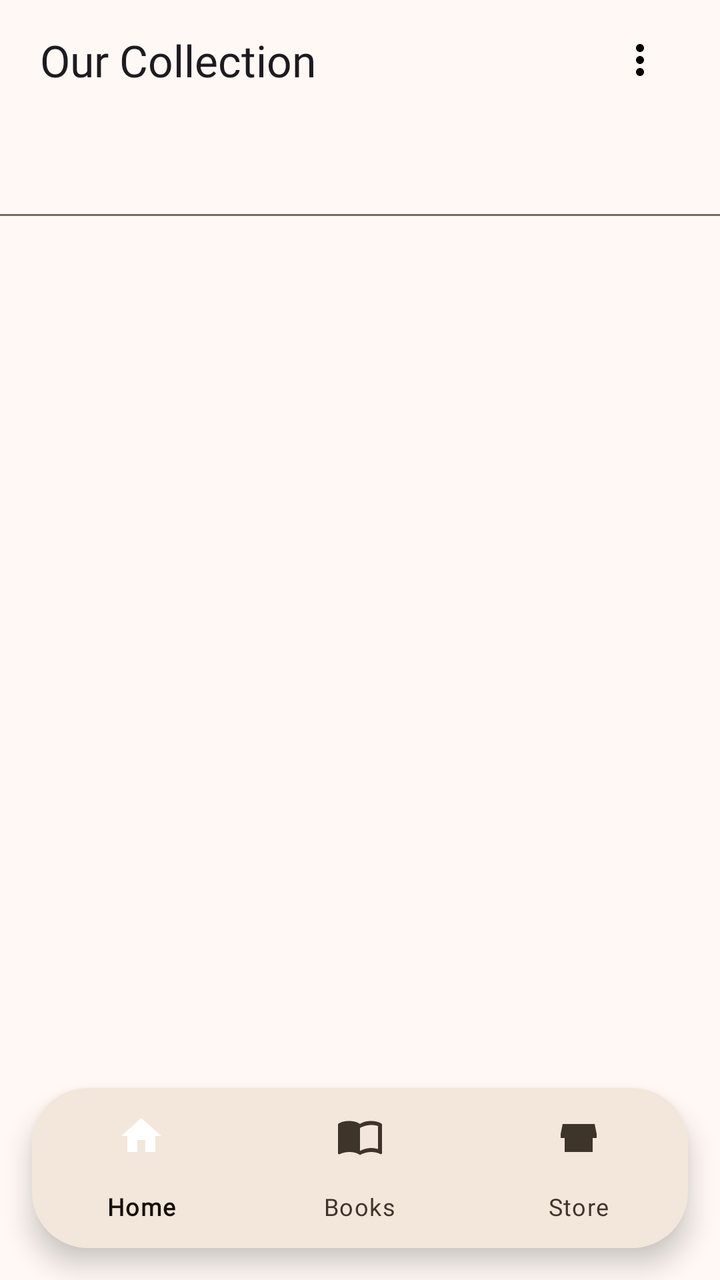
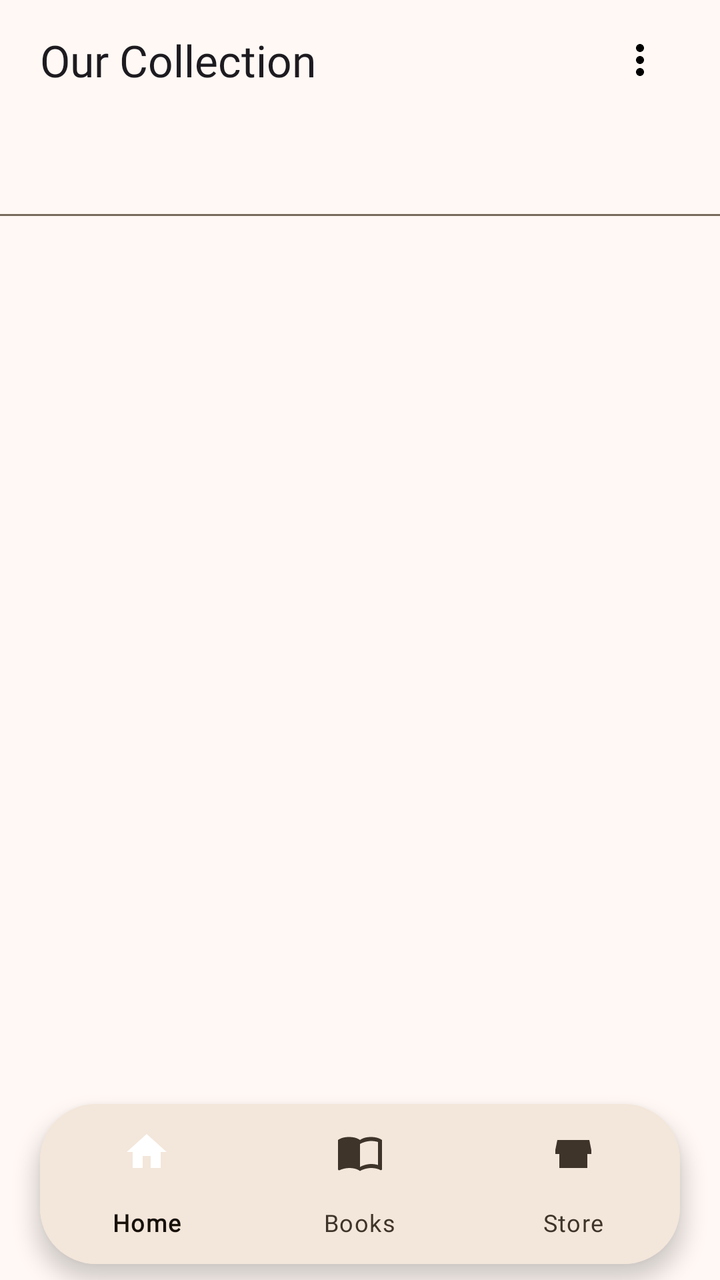

Before-and-after screenshots of an Android layout around one commit, followed by the original layout XML and the change that was made.
<!-- AndroidManifest.xml: application theme Theme.DClassicsBooks -->
<!-- res/layout/activity_books.xml -->
<?xml version="1.0" encoding="utf-8"?>
<androidx.coordinatorlayout.widget.CoordinatorLayout xmlns:android="http://schemas.android.com/apk/res/android"
    xmlns:app="http://schemas.android.com/apk/res-auto"
    android:layout_width="match_parent"
    android:layout_height="match_parent"
    android:fitsSystemWindows="true">

    <com.google.android.material.appbar.AppBarLayout
        android:layout_width="match_parent"
        android:layout_height="wrap_content"
        android:fitsSystemWindows="true"
        app:elevation="0dp">

        <androidx.constraintlayout.widget.ConstraintLayout
            android:layout_width="match_parent"
            android:layout_height="60dp"
            android:paddingHorizontal="@dimen/space250">

            <TextView
                android:layout_width="wrap_content"
                android:layout_height="wrap_content"
                android:text="@string/books_title"
                android:textAppearance="?attr/textAppearanceTitleLarge"
                app:layout_constraintStart_toStartOf="parent"
                app:layout_constraintTop_toTopOf="parent"
                app:layout_constraintBottom_toBottomOf="parent"/>

            <ImageButton
                android:id="@+id/btn_overflow"
                android:layout_width="40dp"
                android:layout_height="40dp"
                android:src="@drawable/ic_more_vert"
                android:background="?attr/selectableItemBackgroundBorderless"
                android:contentDescription="Menu"
                app:layout_constraintEnd_toEndOf="parent"
                app:layout_constraintTop_toTopOf="parent"
                app:layout_constraintBottom_toBottomOf="parent"/>

        </androidx.constraintlayout.widget.ConstraintLayout>

        <com.google.android.material.tabs.TabLayout
            android:id="@+id/tab_layout"
            android:layout_width="match_parent"
            android:layout_height="48dp"
            app:tabMode="fixed"
            app:tabGravity="fill" />

    </com.google.android.material.appbar.AppBarLayout>

    <androidx.viewpager2.widget.ViewPager2
        android:id="@+id/view_pager"
        android:layout_width="match_parent"
        android:layout_height="match_parent"
        app:layout_behavior="@string/appbar_scrolling_view_behavior"/>

    
    <com.google.android.material.card.MaterialCardView
        android:layout_width="match_parent"
        android:layout_height="wrap_content"
        android:layout_gravity="bottom"
        android:layout_marginStart="@dimen/space200"
        android:layout_marginEnd="@dimen/space200"
        android:layout_marginBottom="@dimen/space200"
        app:cardCornerRadius="28dp"
        app:cardElevation="8dp">

        <com.google.android.material.bottomnavigation.BottomNavigationView
            android:id="@+id/bottom_nav"
            android:layout_width="match_parent"
            android:layout_height="wrap_content"
            app:menu="@menu/bottom_navigation"/>

    </com.google.android.material.card.MaterialCardView>

</androidx.coordinatorlayout.widget.CoordinatorLayout>
<!-- resources referenced by this layout -->
<resources>
  <dimen name="space200">16dp</dimen>
  <dimen name="space250">20dp</dimen>
  <string name="books_title">Our Collection</string>
  <style name="Theme.DClassicsBooks" parent="Theme.DClassicsBooks.Base" />
  <color name="primary">#4E3000</color>
  <color name="white">#FFFFFF</color>
  <color name="primary_container">#926421</color>
  <color name="secondary">#45331C</color>
  <color name="secondary_container">#80694E</color>
  <color name="accent">#00385F</color>
  <color name="accent_container">#43709D</color>
  <color name="error">#740006</color>
  <color name="error_container">#CF2C27</color>
  <color name="surface">#FFF8F4</color>
  <color name="surface_container_low">#FFF1E5</color>
  <color name="surface_container">#F3E6DA</color>
  <color name="surface_container_high">#DCCFC4</color>
  <color name="outline">#5C5144</color>
  <color name="outline_variant">#776B5E</color>
  <color name="on_surface">#161009</color>
  <color name="on_surface_variant">#3E3429</color>
  <style name="Typography.DisplayLarge" parent="TextAppearance.Material3.DisplayLarge">
          <item name="fontFamily">@font/aleo_semibold</item>
          <item name="android:fontFamily">@font/aleo_semibold</item>
      </style>
  <style name="Typography.DisplayMedium" parent="TextAppearance.Material3.DisplayMedium">
          <item name="fontFamily">@font/aleo_semibold</item>
          <item name="android:fontFamily">@font/aleo_semibold</item>
      </style>
  <style name="Typography.DisplaySmall" parent="TextAppearance.Material3.DisplaySmall">
          <item name="fontFamily">@font/aleo_semibold</item>
          <item name="android:fontFamily">@font/aleo_semibold</item>
      </style>
  <style name="Typography.HeadlineLarge" parent="TextAppearance.Material3.HeadlineLarge">
          <item name="fontFamily">@font/aleo_semibold</item>
          <item name="android:fontFamily">@font/aleo_semibold</item>
      </style>
  <style name="Typography.HeadlineSmall" parent="TextAppearance.Material3.HeadlineSmall">
          <item name="fontFamily">@font/aleo_semibold</item>
          <item name="android:fontFamily">@font/aleo_semibold</item>
      </style>
  <style name="Typography.TitleLarge" parent="TextAppearance.Material3.TitleLarge">
          <item name="fontFamily">@font/aleo_semibold</item>
          <item name="android:fontFamily">@font/aleo_semibold</item>
      </style>
  <style name="Typography.TitleMedium" parent="TextAppearance.Material3.TitleMedium">
          <item name="fontFamily">@font/aleo_semibold</item>
          <item name="android:fontFamily">@font/aleo_semibold</item>
      </style>
  <style name="Typography.TitleSmall" parent="TextAppearance.Material3.TitleSmall">
          <item name="fontFamily">@font/aleo_semibold</item>
          <item name="android:fontFamily">@font/aleo_semibold</item>
      </style>
  <style name="Typography.LabelLarge" parent="TextAppearance.Material3.LabelLarge">
          <item name="fontFamily">@font/inter_medium</item>
          <item name="android:fontFamily">@font/inter_medium</item>
      </style>
  <style name="Typography.LabelMedium" parent="TextAppearance.Material3.LabelMedium">
          <item name="fontFamily">@font/inter_medium</item>
          <item name="android:fontFamily">@font/inter_medium</item>
      </style>
  <style name="Typography.LabelSmall" parent="TextAppearance.Material3.LabelSmall">
          <item name="fontFamily">@font/inter_medium</item>
          <item name="android:fontFamily">@font/inter_medium</item>
      </style>
  <style name="Widget.DClassicsBooks.CardView" parent="Widget.Material3.CardView.Filled">
          <item name="cardBackgroundColor">?attr/colorSurfaceContainerLow</item>
          <item name="strokeWidth">0dp</item>
      </style>
  <!-- unchanged entries left out for length: 6 -->
</resources>

<!-- the commit's change to res/layout/activity_books.xml (unified diff, before → after) -->
@@ -9,7 +9,7 @@
         android:layout_width="match_parent"
         android:layout_height="wrap_content"
         android:fitsSystemWindows="true"
-        app:elevation="0dp">
+        app:elevation="@dimen/elevation_level0">
 
         <androidx.constraintlayout.widget.ConstraintLayout
             android:layout_width="match_parent"
@@ -58,11 +58,11 @@
         android:layout_width="match_parent"
         android:layout_height="wrap_content"
         android:layout_gravity="bottom"
-        android:layout_marginStart="@dimen/space200"
-        android:layout_marginEnd="@dimen/space200"
-        android:layout_marginBottom="@dimen/space200"
-        app:cardCornerRadius="28dp"
-        app:cardElevation="8dp">
+        android:layout_marginStart="@dimen/space250"
+        android:layout_marginEnd="@dimen/space250"
+        android:layout_marginBottom="@dimen/space100"
+        app:shapeAppearance="@style/ShapeAppearance.Material3.Corner.ExtraLarge"
+        app:cardElevation="@dimen/elevation_level3">
 
         <com.google.android.material.bottomnavigation.BottomNavigationView
             android:id="@+id/bottom_nav"
<!-- resource entries referenced after the edit -->
@@ -1,6 +1,8 @@
 <!-- resources referenced by this layout -->
 <resources>
-  <dimen name="space200">16dp</dimen>
+  <dimen name="elevation_level0">0dp</dimen>
+  <dimen name="elevation_level3">6dp</dimen>
+  <dimen name="space100">8dp</dimen>
   <dimen name="space250">20dp</dimen>
   <string name="books_title">Our Collection</string>
   <style name="Theme.DClassicsBooks" parent="Theme.DClassicsBooks.Base" />
